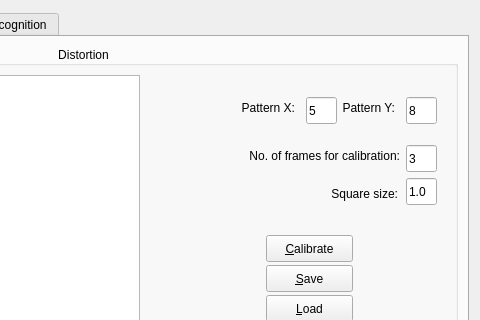
This is mrVision/src/mrVision/gui/mainGUI.ui in NorthernStars/MR-Vision as Qt 5 draws it before an edit; both pictures show x 313 to 793 and y 0 to 320 of the 793 by 626 pixel window. The edited form follows.
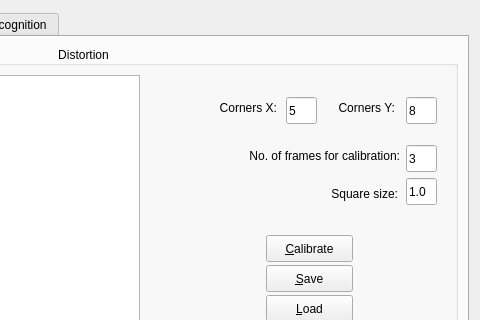
This is the edited form. The open tabs and pages were chosen to show the change.

Commit message: Changed gui pattern laber to corners.

What changed in the file:
```diff
--- a/mrVision/src/mrVision/gui/mainGUI.ui
+++ b/mrVision/src/mrVision/gui/mainGUI.ui
@@ -219,9 +219,9 @@
             <widget class="QLabel" name="lblPatternX">
              <property name="geometry">
               <rect>
-               <x>90</x>
+               <x>60</x>
                <y>22</y>
-               <width>59</width>
+               <width>71</width>
                <height>21</height>
               </rect>
              </property>
@@ -232,7 +232,7 @@
               </sizepolicy>
              </property>
              <property name="text">
-              <string>Pattern X:</string>
+              <string>Corners X:</string>
              </property>
              <property name="alignment">
               <set>Qt::AlignRight|Qt::AlignTrailing|Qt::AlignVCenter</set>
@@ -241,9 +241,9 @@
             <widget class="QLabel" name="lblPatternY">
              <property name="geometry">
               <rect>
-               <x>190</x>
+               <x>178</x>
                <y>22</y>
-               <width>59</width>
+               <width>71</width>
                <height>21</height>
               </rect>
              </property>
@@ -254,7 +254,7 @@
               </sizepolicy>
              </property>
              <property name="text">
-              <string>Pattern Y:</string>
+              <string>Corners Y:</string>
              </property>
              <property name="alignment">
               <set>Qt::AlignRight|Qt::AlignTrailing|Qt::AlignVCenter</set>
@@ -263,7 +263,7 @@
             <widget class="QLineEdit" name="txtPatternX">
              <property name="geometry">
               <rect>
-               <x>160</x>
+               <x>140</x>
                <y>22</y>
                <width>31</width>
                <height>27</height>
```
Left out of the diff: 2 changed lines with no effect on the pictures. The commit also changes 1 other file.
